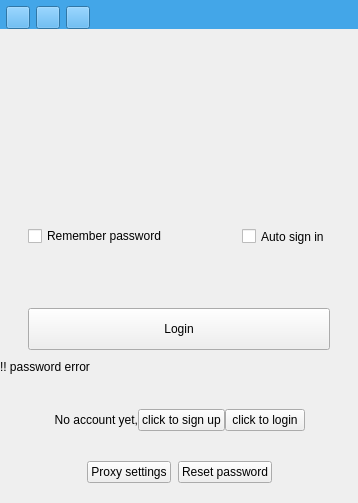
This is src/ui/wizLoginDialog.ui in WizTeam/WizQTClient as Qt 5 draws it before an edit. The edited form follows.
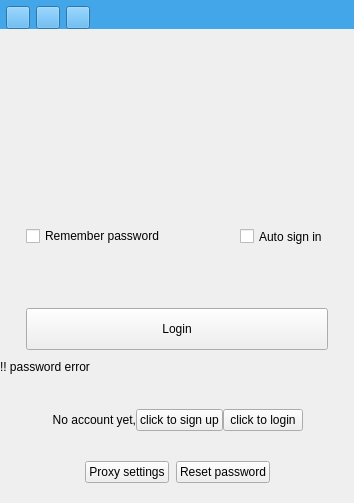
This is the edited form. Custom widgets are drawn as their Qt base class.

Commit message: 插入代码窗口本地化

```diff
--- a/src/ui/wizLoginDialog.ui
+++ b/src/ui/wizLoginDialog.ui
@@ -6,13 +6,13 @@
    <rect>
     <x>0</x>
     <y>0</y>
-    <width>358</width>
+    <width>354</width>
     <height>503</height>
    </rect>
   </property>
   <property name="maximumSize">
    <size>
-    <width>358</width>
+    <width>354</width>
     <height>16777215</height>
    </size>
   </property>
```
The commit also changes 5 other files.
